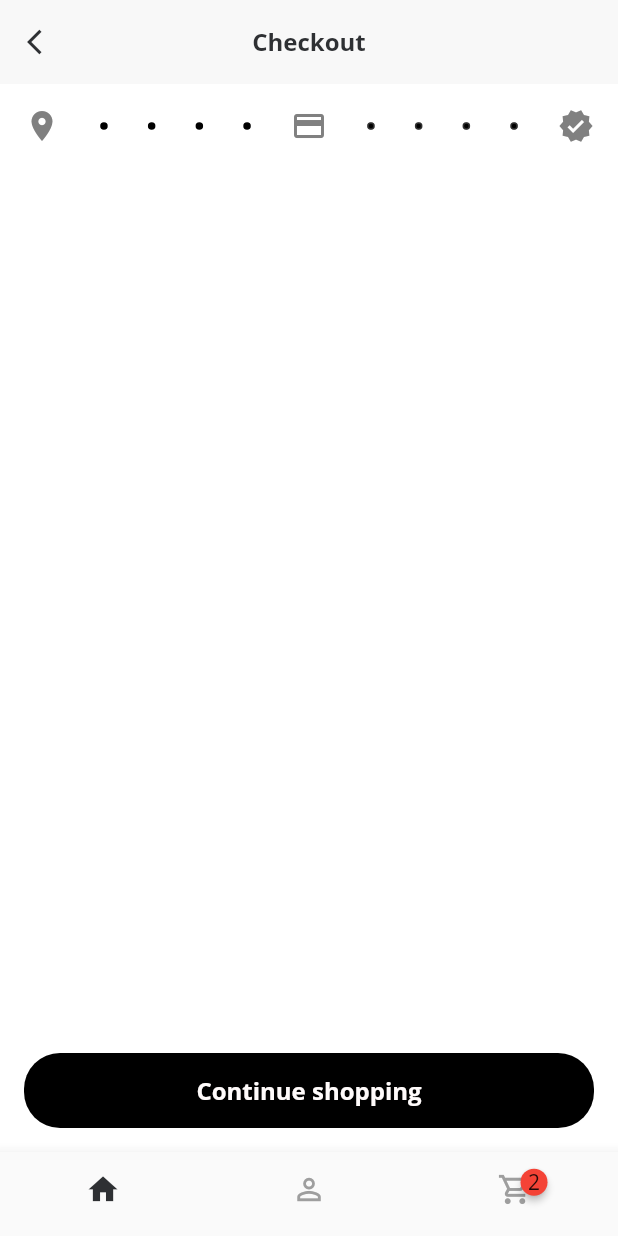
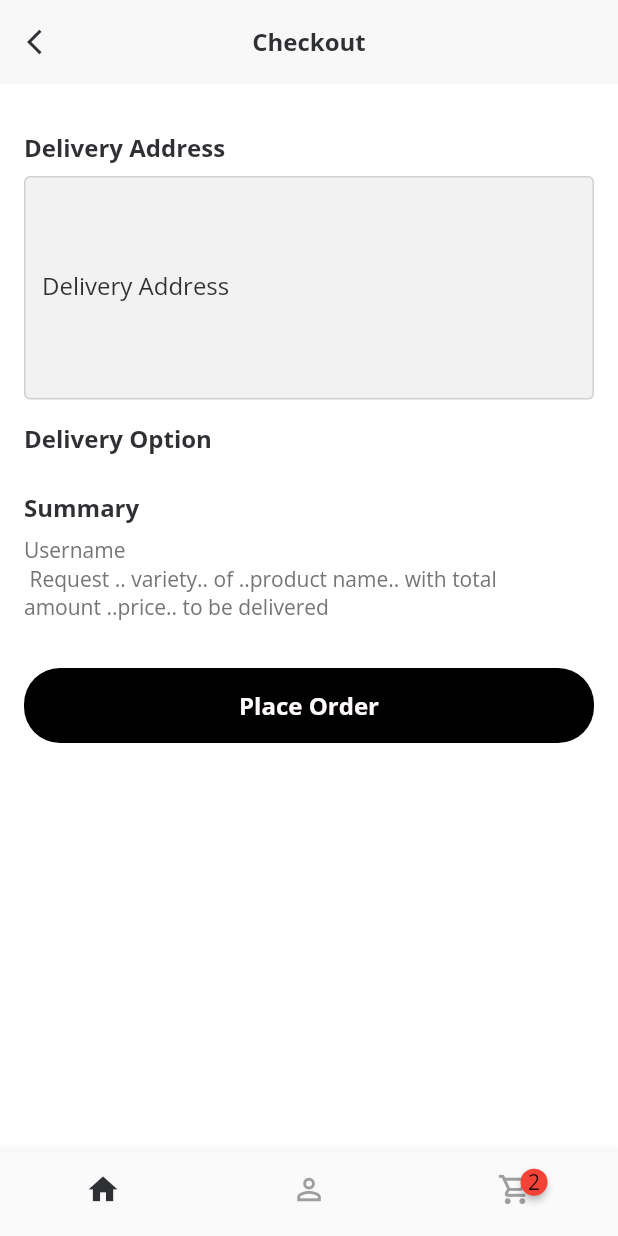
Before and after one commit to snyamson/garifie_client, a Flutter app: the CheckOutView screen opened by its route, on a phone screen of 412 x 824 dp. Run offline on Flutter 3.47's test engine with Material 2 defaults, Android fonts, the phone set to English and light mode, and no system bars; drawn by our look-alikes of badges, nb_utils; our stand-ins replace carousel_slider, flutter_dotenv, flutter_riverpod, go_router, google_fonts, supabase_flutter; accounts and stored records are empty.

Commit message:
feat: Implement checkout view and configure dotenv

```diff
--- a/lib/ui/pages/cart/views/cart_view.dart
+++ b/lib/ui/pages/cart/views/cart_view.dart
@@ -143,7 +143,6 @@ class CartView extends StatelessWidget {
             Button(
               context: context,
               onPressed: () {
-                //SSBillingAddressScreen().launch(context);
                 context.pushNamed(Routes.checkout);
               },
               title: 'Checkout',
--- a/lib/ui/pages/checkout/views/check_out_view.dart
+++ b/lib/ui/pages/checkout/views/check_out_view.dart
@@ -1,5 +1,7 @@
 import 'package:flutter/material.dart';
+import 'package:garifie_client/ui/shared/widgets/app_text_input.dart';
 import 'package:garifie_client/ui/shared/widgets/button.dart';
+import 'package:garifie_client/utils/theme/dimensions.dart';
 import 'package:nb_utils/nb_utils.dart';
 
 class CheckOutView extends StatelessWidget {
@@ -20,127 +22,51 @@ class CheckOutView extends StatelessWidget {
           child: Icon(Icons.arrow_back_ios, color: context.iconColor, size: 20),
         ),
       ),
-      body: Padding(
+      body: SingleChildScrollView(
         padding: const EdgeInsets.all(16),
         child: Column(
-          mainAxisAlignment: MainAxisAlignment.spaceBetween,
+          //mainAxisAlignment: MainAxisAlignment.spaceBetween,
           mainAxisSize: MainAxisSize.max,
+          crossAxisAlignment: CrossAxisAlignment.start,
           children: [
-            Row(
-              mainAxisAlignment: MainAxisAlignment.spaceBetween,
-              crossAxisAlignment: CrossAxisAlignment.center,
-              mainAxisSize: MainAxisSize.max,
-              children: [
-                const Icon(Icons.location_on,
-                    color: Color(0xff808080), size: 24),
-                Container(
-                  margin: EdgeInsets.zero,
-                  padding: EdgeInsets.zero,
-                  width: 5,
-                  height: 5,
-                  decoration: BoxDecoration(
-                    color: const Color(0xff000000),
-                    shape: BoxShape.circle,
-                    border:
-                        Border.all(color: const Color(0xff000000), width: 1),
-                  ),
-                ),
-                Container(
-                  margin: EdgeInsets.zero,
-                  padding: EdgeInsets.zero,
-                  width: 5,
-                  height: 5,
-                  decoration: BoxDecoration(
-                    color: const Color(0xff000000),
-                    shape: BoxShape.circle,
-                    border:
-                        Border.all(color: const Color(0xff000000), width: 1),
-                  ),
-                ),
-                Container(
-                  margin: EdgeInsets.zero,
-                  padding: EdgeInsets.zero,
-                  width: 5,
-                  height: 5,
-                  decoration: BoxDecoration(
-                    color: const Color(0xff000000),
-                    shape: BoxShape.circle,
-                    border:
-                        Border.all(color: const Color(0xff000000), width: 1),
-                  ),
-                ),
-                Container(
-                  margin: EdgeInsets.zero,
-                  padding: EdgeInsets.zero,
-                  width: 5,
-                  height: 5,
-                  decoration: BoxDecoration(
-                    color: const Color(0xff000000),
-                    shape: BoxShape.circle,
-                    border:
-                        Border.all(color: const Color(0xff000000), width: 1),
-                  ),
-                ),
-                const Icon(Icons.credit_card,
-                    color: Color(0xff808080), size: 24),
-                Container(
-                  margin: EdgeInsets.zero,
-                  padding: EdgeInsets.zero,
-                  width: 5,
-                  height: 5,
-                  decoration: BoxDecoration(
-                    color: const Color(0xff000000),
-                    shape: BoxShape.circle,
-                    border:
-                        Border.all(color: const Color(0x4d9e9e9e), width: 1),
-                  ),
-                ),
-                Container(
-                  margin: EdgeInsets.zero,
-                  padding: EdgeInsets.zero,
-                  width: 5,
-                  height: 5,
-                  decoration: BoxDecoration(
-                    color: const Color(0xff000000),
-                    shape: BoxShape.circle,
-                    border:
-                        Border.all(color: const Color(0x4d9e9e9e), width: 1),
-                  ),
-                ),
-                Container(
-                  margin: EdgeInsets.zero,
-                  padding: EdgeInsets.zero,
-                  width: 5,
-                  height: 5,
-                  decoration: BoxDecoration(
-                    color: const Color(0xff000000),
-                    shape: BoxShape.circle,
-                    border:
-                        Border.all(color: const Color(0x4d9e9e9e), width: 1),
-                  ),
-                ),
-                Container(
-                  margin: EdgeInsets.zero,
-                  padding: EdgeInsets.zero,
-                  width: 5,
-                  height: 5,
-                  decoration: BoxDecoration(
-                    color: const Color(0xff000000),
-                    shape: BoxShape.circle,
-                    border:
-                        Border.all(color: const Color(0x4d9e9e9e), width: 1),
-                  ),
-                ),
-                const Icon(Icons.verified, color: Color(0xff808080), size: 24),
-              ],
+            SizedBox(height: Dimensions.height16),
+            Text(
+              "Delivery Address",
+              textAlign: TextAlign.start,
+              overflow: TextOverflow.clip,
+              style: boldTextStyle(),
             ),
-            //    const PurchaseMoreScreen().withHeight(context.height() * 0.7),
+            SizedBox(height: Dimensions.height8),
+            const AppTextInput(name: 'Delivery Address', maxLines: 7),
+
+            SizedBox(height: Dimensions.height16),
+            Text(
+              "Delivery Option",
+              textAlign: TextAlign.start,
+              overflow: TextOverflow.clip,
+              style: boldTextStyle(),
+            ),
+            SizedBox(height: Dimensions.height8),
+            // TODO CONTENT 2
+
+            SizedBox(height: Dimensions.height16),
+            Text(
+              "Summary",
+              textAlign: TextAlign.start,
+              overflow: TextOverflow.clip,
+              style: boldTextStyle(),
+            ),
+            SizedBox(height: Dimensions.height8),
+            Text(
+                "Username \n Request .. variety.. of ..product name.. with total amount ..price.. to be delivered",
+                textAlign: TextAlign.start,
+                overflow: TextOverflow.clip,
+                style: secondaryTextStyle()),
+            SizedBox(height: Dimensions.height32),
             Button(
               context: context,
-              title: 'Continue shopping',
-              onPressed: () {
-                //    SSDashBoardScreen().launch(context);
-              },
+              title: 'Place Order',
+              onPressed: () {},
             ),
           ],
         ),
--- /dev/null
+++ b/lib/ui/shared/widgets/app_text_input.dart
@@ -0,0 +1,97 @@
+import 'package:flutter/material.dart';
+import 'package:nb_utils/nb_utils.dart';
+
+class AppTextInput extends StatelessWidget {
+  final TextEditingController? controller;
+  final String name;
+  final bool? isPassword;
+  final IconData? icon;
+  final Function(String)? onChanged;
+  final int maxLines;
+  final TextInputType? keyboardType;
+  const AppTextInput({
+    Key? key,
+    this.controller,
+    required this.name,
+    this.icon,
+    this.onChanged,
+    this.isPassword,
+    this.maxLines = 1,
+    this.keyboardType,
+  }) : super(key: key);
+
+  @override
+  Widget build(BuildContext context) {
+    return TextFormField(
+      controller: controller,
+      obscureText: isPassword ?? false,
+      textAlign: TextAlign.start,
+      maxLines: maxLines,
+      keyboardType: keyboardType,
+      onChanged: onChanged,
+      autovalidateMode: AutovalidateMode.onUserInteraction,
+      style: const TextStyle(
+        fontWeight: FontWeight.w400,
+        fontStyle: FontStyle.normal,
+        fontSize: 14,
+      ),
+      decoration: sSInputDecoration(
+        context: context,
+        name: name,
+        icon: icon != null
+            ? Icon(
+                icon,
+                color: Colors.grey.withOpacity(0.4),
+                size: 24,
+              )
+            : null,
+      ),
+      validator: (value) {
+        if (value.isEmptyOrNull) {
+          return '$name is required';
+        }
+        if (value != null) {
+          if (name == 'Password' && value.length <= 7) {
+            return '$name should be at least 8 characters';
+          }
+          if (name == 'Email' &&
+              !RegExp(r"^[a-zA-Z0-9.a-zA-Z0-9.!#$%&'*+-/=?^_`{|}~]+@[a-zA-Z0-9]+\.[a-zA-Z]+")
+                  .hasMatch(value)) {
+            return '$name is not valid';
+          }
+        }
+        return null;
+      },
+    );
+  }
+
+  InputDecoration sSInputDecoration(
+      {String? name, BuildContext? context, Widget? icon}) {
+    return InputDecoration(
+      disabledBorder: OutlineInputBorder(
+        borderRadius: BorderRadius.circular(4.0),
+        borderSide: BorderSide(color: Colors.grey.withOpacity(0.4), width: 1),
+      ),
+      focusedBorder: OutlineInputBorder(
+        borderRadius: BorderRadius.circular(4.0),
+        borderSide: BorderSide(color: Colors.grey.withOpacity(0.4), width: 1),
+      ),
+      enabledBorder: OutlineInputBorder(
+        borderRadius: BorderRadius.circular(4.0),
+        borderSide: BorderSide(color: Colors.grey.withOpacity(0.4), width: 1),
+      ),
+      labelText: name,
+      labelStyle: primaryTextStyle(),
+      hintStyle: const TextStyle(
+          fontWeight: FontWeight.w400,
+          fontStyle: FontStyle.normal,
+          fontSize: 14,
+          color: Color(0xff000000)),
+      filled: true,
+      fillColor: const Color(0xfff2f2f3),
+      isDense: false,
+      contentPadding: const EdgeInsets.symmetric(vertical: 8, horizontal: 12),
+      suffixIcon: icon,
+    );
+  }
+}
--- a/lib/utils/routes/app_pages.dart
+++ b/lib/utils/routes/app_pages.dart
@@ -4,7 +4,7 @@ import 'package:garifie_client/ui/pages/cart/views/cart_view.dart';
 import 'package:garifie_client/ui/pages/checkout/views/check_out_view.dart';
 import 'package:garifie_client/ui/pages/dashboard/views/dashboard_view.dart';
 import 'package:garifie_client/ui/pages/home/views/home_view.dart';
-import 'package:garifie_client/ui/pages/home/views/product_detail_view.dart';
+import 'package:garifie_client/ui/pages/product_detail/views/product_detail_view.dart';
 import 'package:go_router/go_router.dart';
 
 part 'app_routes.dart';
--- a/pubspec.yaml
+++ b/pubspec.yaml
@@ -47,6 +47,7 @@ dependencies:
   carousel_slider: ^4.2.1
   im_stepper: ^1.0.1+1
   postgrest: ^1.2.2
+  flutter_dotenv: ^5.0.2
 
 dev_dependencies:
   flutter_test:
@@ -72,6 +73,7 @@ flutter:
   # To add assets to your application, add an assets section, like this:
   assets:
     - assets/images/
+    - .env
   #   - images/a_dot_ham.jpeg
 
   # An image asset can refer to one or more resolution-specific "variants", see
```
Also changed, not shown: lib/core/services/product_service.dart (added, +10 -0 lines), lib/main.dart (+11 -1 lines), lib/ui/pages/product_detail/views/product_detail_view.dart (renamed from lib/ui/pages/home/views/product_detail_view.dart, +83 -62 lines), lib/ui/pages/product_detail/widgets/variety_badge.dart (added, +38 -0 lines), lib/ui/shared/widgets/product_item.dart (+5 -28 lines), pubspec.lock, 2 other files.
